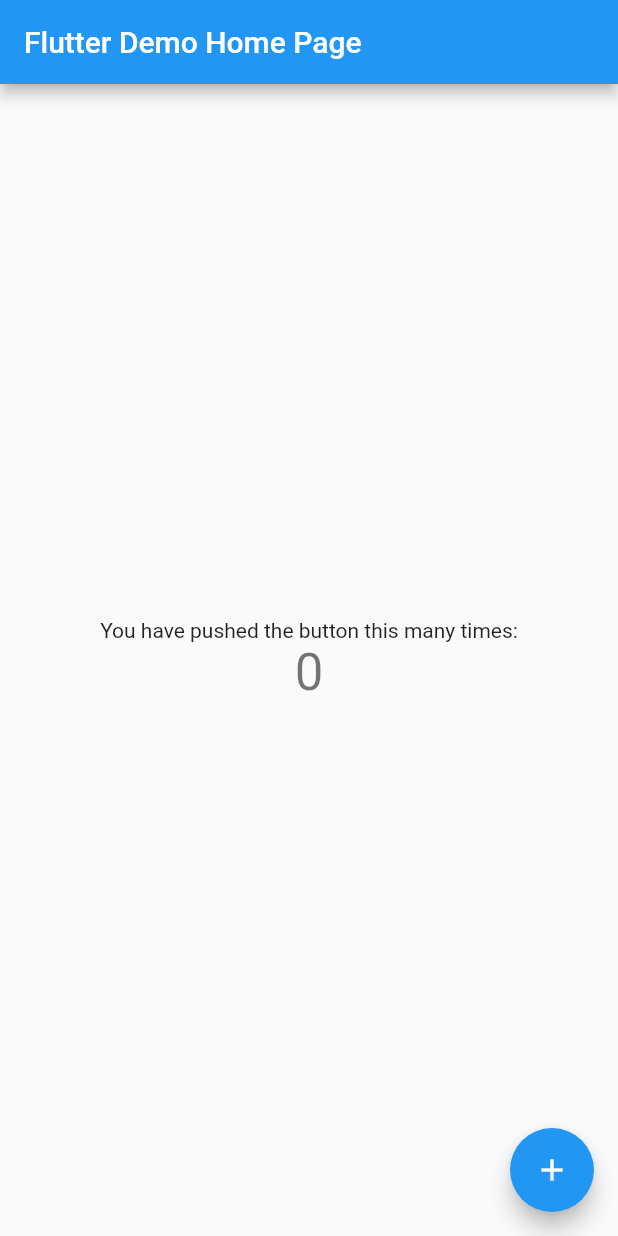
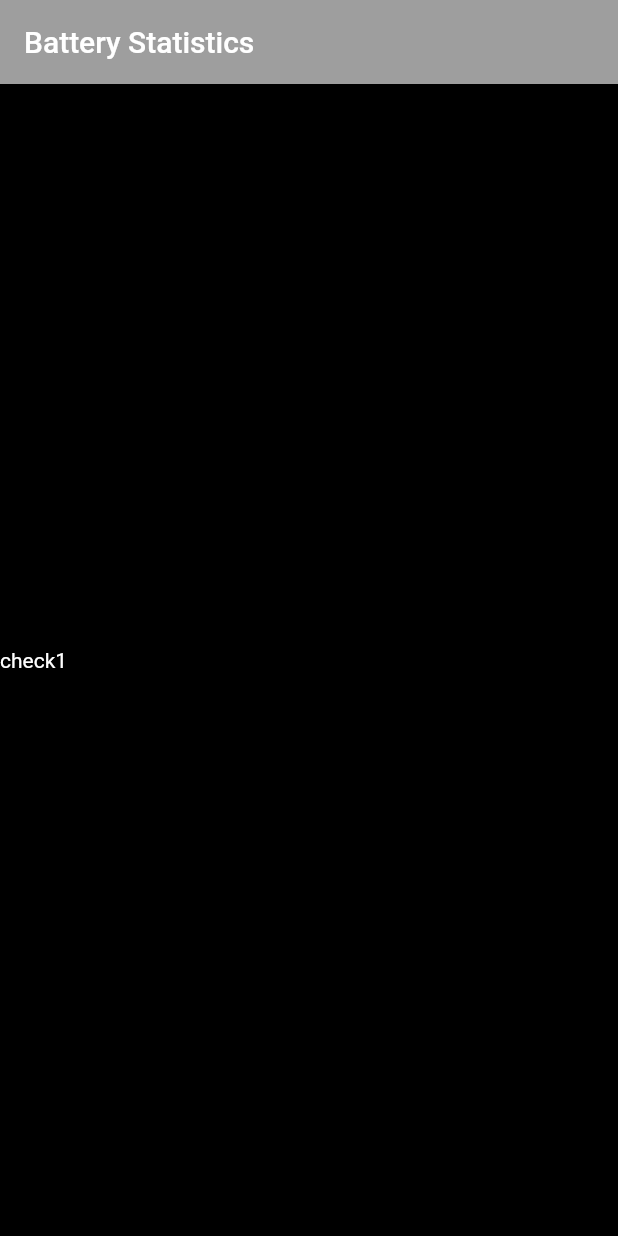
Before and after one commit to BilawalAhmed0900/BatteryStats, a Flutter app: the screen it shows after launch, on a phone screen of 412 x 824 dp. Run offline on Flutter 3.47's test engine with Material 2 defaults, Android fonts, the phone set to English and light mode, and no system bars.

Commit message:
Basic project structure made

```diff
--- a/lib/main.dart
+++ b/lib/main.dart
@@ -1,113 +1,47 @@
 import 'package:flutter/material.dart';
 
 void main() {
-  runApp(MyApp());
+  runApp(BatteryInfo());
 }
 
-class MyApp extends StatelessWidget {
-  // This widget is the root of your application.
+class TextWhite extends StatelessWidget {
+  final String text;
+  const TextWhite({Key? key, this.text = ""}) : super(key: key);
+
+  @override
+  Widget build(BuildContext context) {
+    return Text(text, style: TextStyle(color: Colors.white));
+  }
+}
+
+
+class BatteryInfo extends StatefulWidget {
+  const BatteryInfo({Key? key}) : super(key: key);
+
+  @override
+  _BatteryInfoState createState() => _BatteryInfoState();
+}
+
+class _BatteryInfoState extends State<BatteryInfo> {
   @override
   Widget build(BuildContext context) {
     return MaterialApp(
-      title: 'Flutter Demo',
-      theme: ThemeData(
-        // This is the theme of your application.
-        //
-        // Try running your application with "flutter run". You'll see the
-        // application has a blue toolbar. Then, without quitting the app, try
-        // changing the primarySwatch below to Colors.green and then invoke
-        // "hot reload" (press "r" in the console where you ran "flutter run",
-        // or simply save your changes to "hot reload" in a Flutter IDE).
-        // Notice that the counter didn't reset back to zero; the application
-        // is not restarted.
-        primarySwatch: Colors.blue,
+      home: Scaffold(
+        appBar: AppBar(
+          title: Text("Battery Statistics"),
+          backgroundColor: Colors.grey,
+        ),
+
+        body: Center(
+          child: Row(
+            children: [
+              TextWhite(text: "check1")
+            ],
+          ),
+        ),
+
+        backgroundColor: Colors.black,
       ),
-      home: MyHomePage(title: 'Flutter Demo Home Page'),
     );
   }
 }
-
-class MyHomePage extends StatefulWidget {
-  MyHomePage({Key? key, required this.title}) : super(key: key);
-
-  // This widget is the home page of your application. It is stateful, meaning
-  // that it has a State object (defined below) that contains fields that affect
-  // how it looks.
-
-  // This class is the configuration for the state. It holds the values (in this
-  // case the title) provided by the parent (in this case the App widget) and
-  // used by the build method of the State. Fields in a Widget subclass are
-  // always marked "final".
-
-  final String title;
-
-  @override
-  _MyHomePageState createState() => _MyHomePageState();
-}
-
-class _MyHomePageState extends State<MyHomePage> {
-  int _counter = 0;
-
-  void _incrementCounter() {
-    setState(() {
-      // This call to setState tells the Flutter framework that something has
-      // changed in this State, which causes it to rerun the build method below
-      // so that the display can reflect the updated values. If we changed
-      // _counter without calling setState(), then the build method would not be
-      // called again, and so nothing would appear to happen.
-      _counter++;
-    });
-  }
-
-  @override
-  Widget build(BuildContext context) {
-    // This method is rerun every time setState is called, for instance as done
-    // by the _incrementCounter method above.
-    //
-    // The Flutter framework has been optimized to make rerunning build methods
-    // fast, so that you can just rebuild anything that needs updating rather
-    // than having to individually change instances of widgets.
-    return Scaffold(
-      appBar: AppBar(
-        // Here we take the value from the MyHomePage object that was created by
-        // the App.build method, and use it to set our appbar title.
-        title: Text(widget.title),
-      ),
-      body: Center(
-        // Center is a layout widget. It takes a single child and positions it
-        // in the middle of the parent.
-        child: Column(
-          // Column is also a layout widget. It takes a list of children and
-          // arranges them vertically. By default, it sizes itself to fit its
-          // children horizontally, and tries to be as tall as its parent.
-          //
-          // Invoke "debug painting" (press "p" in the console, choose the
-          // "Toggle Debug Paint" action from the Flutter Inspector in Android
-          // Studio, or the "Toggle Debug Paint" command in Visual Studio Code)
-          // to see the wireframe for each widget.
-          //
-          // Column has various properties to control how it sizes itself and
-          // how it positions its children. Here we use mainAxisAlignment to
-          // center the children vertically; the main axis here is the vertical
-          // axis because Columns are vertical (the cross axis would be
-          // horizontal).
-          mainAxisAlignment: MainAxisAlignment.center,
-          children: <Widget>[
-            Text(
-              'You have pushed the button this many times:',
-            ),
-            Text(
-              '$_counter',
-              style: Theme.of(context).textTheme.headline4,
-            ),
-          ],
-        ),
-      ),
-      floatingActionButton: FloatingActionButton(
-        onPressed: _incrementCounter,
-        tooltip: 'Increment',
-        child: Icon(Icons.add),
-      ), // This trailing comma makes auto-formatting nicer for build methods.
-    );
-  }
-}
--- a/pubspec.yaml
+++ b/pubspec.yaml
@@ -28,6 +28,7 @@ dependencies:
   # The following adds the Cupertino Icons font to your application.
   # Use with the CupertinoIcons class for iOS style icons.
   cupertino_icons: ^1.0.2
+  battery_info: ^1.0.8
 
 dev_dependencies:
   flutter_test:
```
Also changed, not shown: pubspec.lock, 39 other files.
